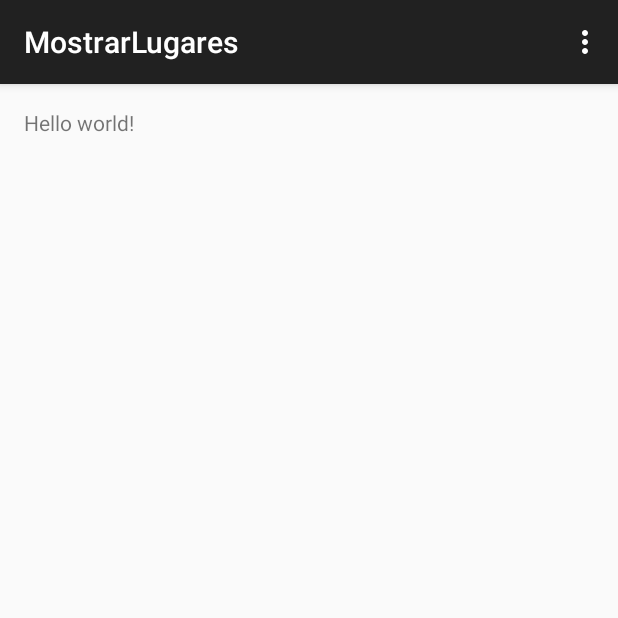
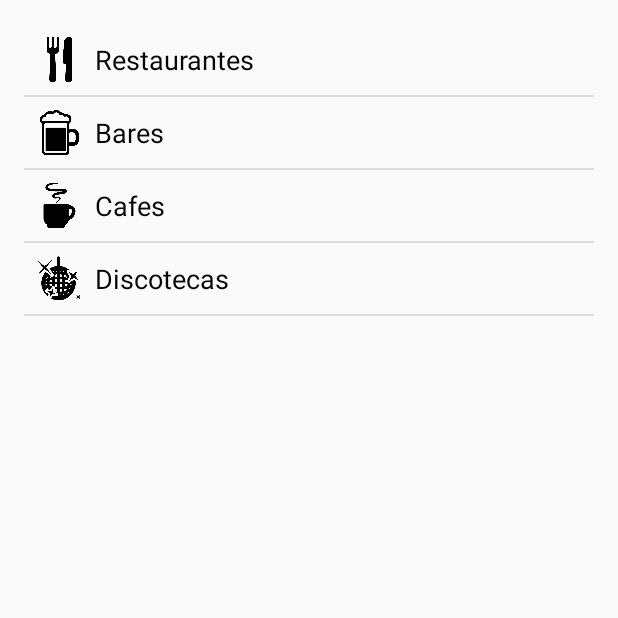
Before and after one commit to pabloh1992/LoginFacebook, an Android app: the MostrarLugares screen opened directly, with no data from a screen before it, on a phone screen of 412 x 824 dp, the top half of it. Run offline under Robolectric (Android 15) with nearby library versions, the phone set to English and light mode, and no system bars.

Commit message:
Login + Mostrar Lugares

```diff
--- a/app/src/main/AndroidManifest.xml
+++ b/app/src/main/AndroidManifest.xml
@@ -32,10 +32,13 @@
             android:name=".MostrarLugares"
             android:label="@string/title_activity_mostrar_lugares" >
         </activity>
+        <activity
+            android:name=".ListViewAdapterLugares"
+            android:label="@string/title_activity_list_view_adapter_lugares" >
+        </activity>
     </application>
 
-</manifest>
-<!--
+</manifest><!--
 <?xml version="1.0" encoding="utf-8"?>
 <manifest xmlns:android="http://schemas.android.com/apk/res/android"
     package="com.pablohenao.loginfacebook" >
--- /dev/null
+++ b/app/src/main/java/com/pablohenao/loginfacebook/ListViewAdapterLugares.java
@@ -0,0 +1,61 @@
+package com.pablohenao.loginfacebook;
+
+import android.content.Context;
+import android.view.LayoutInflater;
+import android.view.View;
+import android.view.ViewGroup;
+import android.widget.BaseAdapter;
+import android.widget.ImageView;
+import android.widget.TextView;
+
+
+public class ListViewAdapterLugares extends BaseAdapter {
+    // Declare Variables
+    Context context;
+    String[] titulos;
+    int[] imagenes;
+    LayoutInflater inflater;
+
+    public ListViewAdapterLugares(Context context, String[] titulos, int[] imagenes) {
+        this.context = context;
+        this.titulos = titulos;
+        this.imagenes = imagenes;
+    }
+
+    @Override
+    public int getCount() {
+        return titulos.length;
+    }
+
+    @Override
+    public Object getItem(int position) {
+        return null;
+    }
+
+    @Override
+    public long getItemId(int position) {
+        return 0;
+    }
+
+    public View getView(int position, View convertView, ViewGroup parent) {
+
+        // Declare Variables
+        TextView txtTitle;
+        ImageView imgImg;
+
+        //http://developer.android.com/intl/es/reference/android/view/LayoutInflater.html
+        inflater = (LayoutInflater) context.getSystemService(Context.LAYOUT_INFLATER_SERVICE);
+
+        View itemView = inflater.inflate(R.layout.activity_list_lugares, parent, false);
+
+        // Locate the TextViews in listview_item.xml
+        txtTitle = (TextView) itemView.findViewById(R.id.list_row_title);
+        imgImg = (ImageView) itemView.findViewById(R.id.list_row_image);
+
+        // Capture position and set to the TextViews
+        txtTitle.setText(titulos[position]);
+        imgImg.setImageResource(imagenes[position]);
+
+        return itemView;
+    }
+}
--- a/app/src/main/java/com/pablohenao/loginfacebook/MostrarLugares.java
+++ b/app/src/main/java/com/pablohenao/loginfacebook/MostrarLugares.java
@@ -1,39 +1,54 @@
 package com.pablohenao.loginfacebook;
 
-import android.support.v7.app.ActionBarActivity;
+import android.app.Activity;
 import android.os.Bundle;
-import android.view.Menu;
-import android.view.MenuItem;
+import android.view.View;
+import android.widget.AdapterView;
+import android.widget.ListView;
+import android.widget.Toast;
 
 
-public class MostrarLugares extends ActionBarActivity {
+public class MostrarLugares extends Activity {
+
+    ListViewAdapterLugares adapter;
+
+    String[] titulo = new String[]{
+            "Restaurantes",
+            "Bares",
+            "Cafes",
+            "Discotecas",
+    };
+
+    int[] imagenes = {
+            R.drawable.restaurant,
+            R.drawable.bar,
+            R.drawable.coffee,
+            R.drawable.disco
+    };
 
     @Override
     protected void onCreate(Bundle savedInstanceState) {
         super.onCreate(savedInstanceState);
         setContentView(R.layout.activity_mostrar_lugares);
-    }
 
+        final ListView lista = (ListView) findViewById(R.id.listView1);
+        adapter = new ListViewAdapterLugares(this, titulo, imagenes);
+        lista.setAdapter(adapter);
 
-    @Override
-    public boolean onCreateOptionsMenu(Menu menu) {
-        // Inflate the menu; this adds items to the action bar if it is present.
-        getMenuInflater().inflate(R.menu.menu_mostrar_lugares, menu);
-        return true;
-    }
+        lista.setOnItemClickListener(new AdapterView.OnItemClickListener() {
+            @Override
+            public void onItemClick(AdapterView adapterView, View view, int i, long l) {
+                Toast.makeText(getApplicationContext(), "presiono " + i, Toast.LENGTH_SHORT).show();
+            }
+        });
 
-    @Override
-    public boolean onOptionsItemSelected(MenuItem item) {
-        // Handle action bar item clicks here. The action bar will
-        // automatically handle clicks on the Home/Up button, so long
-        // as you specify a parent activity in AndroidManifest.xml.
-        int id = item.getItemId();
+        lista.setOnItemLongClickListener(new AdapterView.OnItemLongClickListener() {
+            @Override
+            public boolean onItemLongClick(AdapterView adapterView, View view, int i, long l) {
+                Toast.makeText(getApplicationContext(), "presiono LARGO " + i, Toast.LENGTH_SHORT).show();
+                return false;
+            }
+        });
 
-        //noinspection SimplifiableIfStatement
-        if (id == R.id.action_settings) {
-            return true;
-        }
-
-        return super.onOptionsItemSelected(item);
     }
 }
--- /dev/null
+++ b/app/src/main/res/layout/activity_list_lugares.xml
@@ -0,0 +1,38 @@
+<?xml version="1.0" encoding="utf-8"?>
+<RelativeLayout xmlns:android="http://schemas.android.com/apk/res/android"
+    android:layout_width="fill_parent"
+    android:layout_height="wrap_content"
+
+    android:orientation="horizontal"
+    android:padding="5dip" >
+
+    <!--  listrow  -->
+    <LinearLayout android:id="@+id/thumbnail"
+        android:layout_width="wrap_content"
+        android:layout_height="wrap_content"
+        android:padding="3dip"
+        android:layout_alignParentLeft="true"
+
+        android:layout_marginRight="5dip">
+
+        <ImageView
+            android:id="@+id/list_row_image"
+            android:layout_width="30dip"
+            android:layout_height="30dip"
+            android:src="@drawable/restaurant"/>
+
+    </LinearLayout>
+
+    <!-- titulo de la categoria -->
+    <TextView
+        android:id="@+id/list_row_title"
+        android:layout_width="fill_parent"
+        android:layout_height="wrap_content"
+        android:text="title"
+        android:textColor="#040404"
+        android:typeface="sans"
+        android:textSize="18dp"
+        android:layout_centerVertical="true"
+        android:layout_toRightOf="@+id/thumbnail" />
+
+</RelativeLayout>
--- a/app/src/main/res/layout/activity_mostrar_lugares.xml
+++ b/app/src/main/res/layout/activity_mostrar_lugares.xml
@@ -1,12 +1,19 @@
 <RelativeLayout xmlns:android="http://schemas.android.com/apk/res/android"
-    xmlns:tools="http://schemas.android.com/tools" android:layout_width="match_parent"
-    android:layout_height="match_parent" android:paddingLeft="@dimen/activity_horizontal_margin"
+    xmlns:tools="http://schemas.android.com/tools"
+    android:layout_width="match_parent"
+    android:layout_height="match_parent"
+    android:paddingLeft="@dimen/activity_horizontal_margin"
     android:paddingRight="@dimen/activity_horizontal_margin"
     android:paddingTop="@dimen/activity_vertical_margin"
     android:paddingBottom="@dimen/activity_vertical_margin"
-    tools:context="com.pablohenao.loginfacebook.MostrarLugares">
+    tools:context=".MostrarLugares">
 
-    <TextView android:text="@string/hello_world" android:layout_width="wrap_content"
-        android:layout_height="wrap_content" />
+    <ListView
+        android:layout_width="fill_parent"
+        android:layout_height="fill_parent"
+        android:id="@+id/listView1"
+        android:layout_alignParentRight="true"
+        android:layout_alignParentEnd="true"
+        android:layout_alignParentTop="true" />
 
 </RelativeLayout>
--- /dev/null
+++ b/app/src/main/res/menu/menu_list_view_adapter_lugares.xml
@@ -0,0 +1,7 @@
+<menu xmlns:android="http://schemas.android.com/apk/res/android"
+    xmlns:app="http://schemas.android.com/apk/res-auto"
+    xmlns:tools="http://schemas.android.com/tools"
+    tools:context="com.pablohenao.loginfacebook.ListViewAdapterLugares">
+    <item android:id="@+id/action_settings" android:title="@string/action_settings"
+        android:orderInCategory="100" app:showAsAction="never" />
+</menu>
--- a/app/src/main/res/values/strings.xml
+++ b/app/src/main/res/values/strings.xml
@@ -9,5 +9,6 @@
 <!-- TODO: Remove or change this placeholder text -->
     <string name="hello_blank_fragment">Hello blank fragment</string>
     <string name="title_activity_mostrar_lugares">MostrarLugares</string>
+    <string name="title_activity_list_view_adapter_lugares">ListViewAdapterLugares</string>
 
 </resources>
```
Also changed, not shown: app/src/main/res/drawable/bar.png (added), app/src/main/res/drawable/coffee.png (added), app/src/main/res/drawable/disco.png (added), app/src/main/res/drawable/restaurant.png (added).
